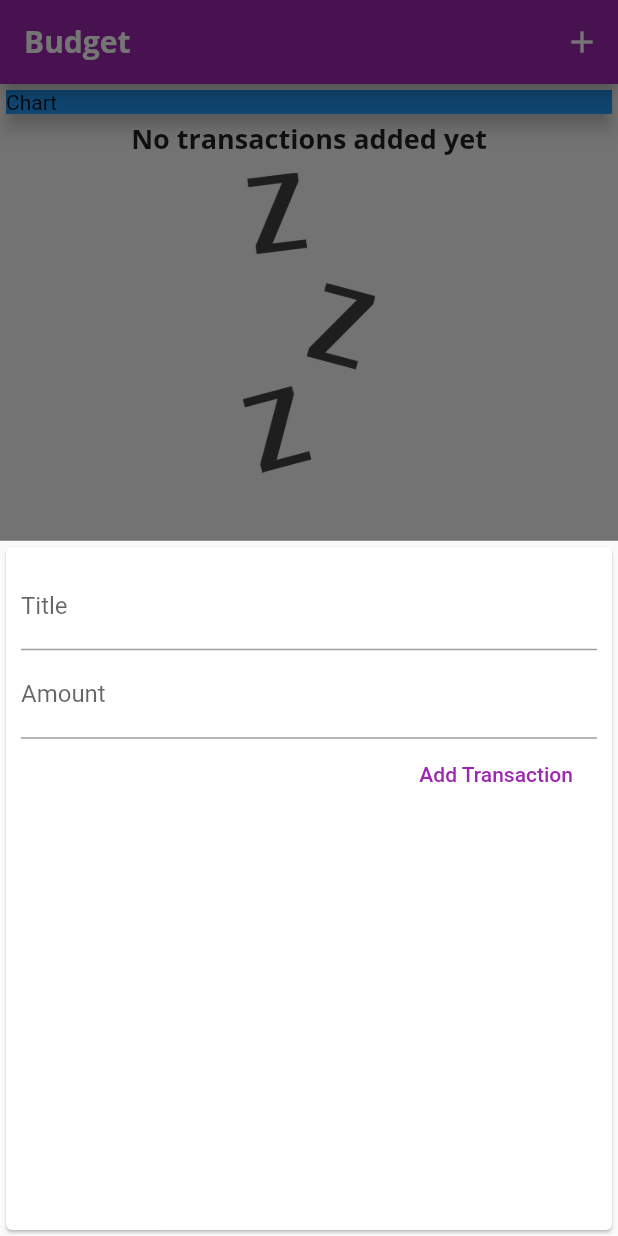
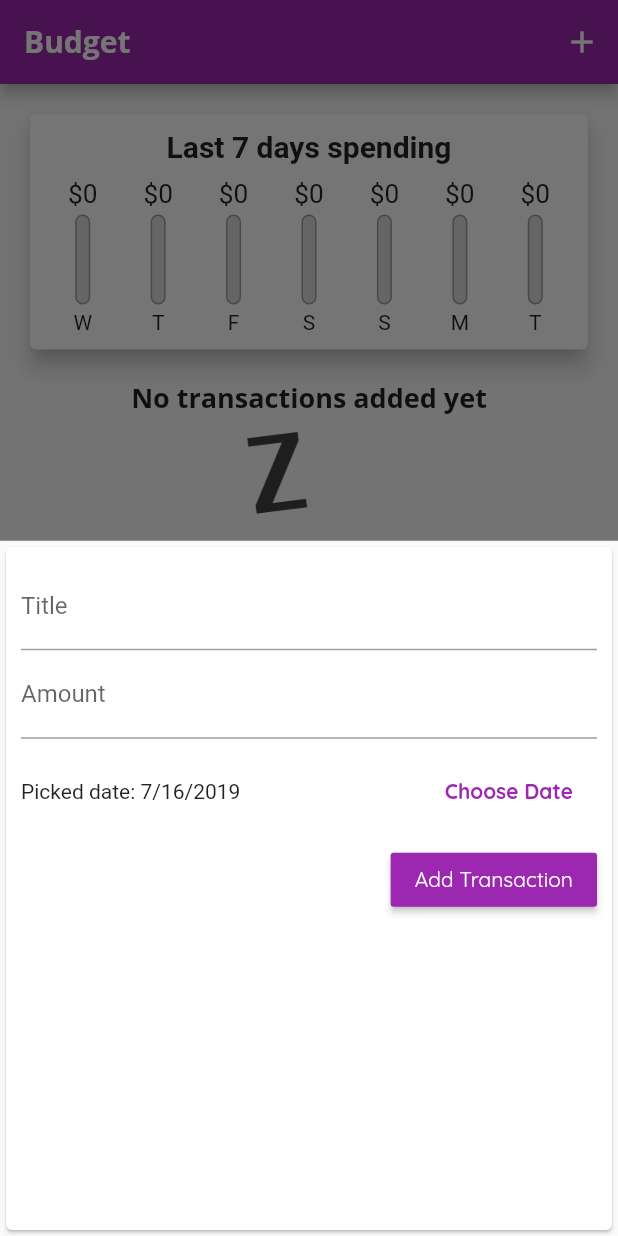
Before and after one commit to Winkel515/Budget, a Flutter app: the screen it shows after launch, after a tap on the "add" icon, on a phone screen of 412 x 824 dp. Run offline on Flutter 3.47's test engine with Material 2 defaults, Android fonts, the phone set to English and light mode, and no system bars.

Commit message:
Added major features

```diff
--- a/lib/main.dart
+++ b/lib/main.dart
@@ -3,6 +3,7 @@ import 'package:flutter/material.dart';
 import './widgets/TransactionForm.dart';
 import './models/transaction.dart';
 import './widgets/TransactionList.dart';
+import './widgets/Chart.dart';
 
 void main() => runApp(MyApp());
 
@@ -10,17 +11,20 @@ class MyApp extends StatelessWidget {
   @override
   Widget build(BuildContext context) {
     return MaterialApp(
+      debugShowCheckedModeBanner: false,
       theme: ThemeData(
         primarySwatch: Colors.purple,
         accentColor: Colors.amber,
         fontFamily: 'Quicksand',
         textTheme: ThemeData.light().textTheme.copyWith(
-              title: TextStyle(
-                fontFamily: 'OpenSans',
-                fontSize: 18,
-                fontWeight: FontWeight.bold,
-              ),
+            title: TextStyle(
+              fontFamily: 'OpenSans',
+              fontSize: 18,
+              fontWeight: FontWeight.bold,
             ),
+            button: TextStyle(
+              color: Colors.white,
+            )),
         appBarTheme: AppBarTheme(
           textTheme: ThemeData.light().textTheme.copyWith(
                 title: TextStyle(
@@ -45,29 +49,44 @@ class MyHomePage extends StatefulWidget {
 class _MyHomePageState extends State<MyHomePage> {
   final List<Transaction> _transactions = [
 //    Transaction(
-//      id: '0',
 //      title: 'New Shoes',
 //      amount: 80.00,
-//      date: DateTime.now(),
+//      date: DateTime.now().subtract(Duration(days: 4)),
 //    ),
 //    Transaction(
-//      id: '1',
 //      title: 'New Computer',
 //      amount: 500.00,
-//      date: DateTime.now(),
+//      date: DateTime.now().subtract(Duration(days: 2)),
 //    ),
   ];
 
-  void _addTransaction(String title, double amount) {
+  List<Transaction> get _recentTransaction {
+    return _transactions.where((tx) {
+      return tx.date.isAfter(DateTime.now().subtract(Duration(days: 7)));
+    }).toList();
+  }
+
+  void _addTransaction({String title, double amount, DateTime date}) {
     Transaction newTransaction = Transaction(
-      id: _transactions.length.toString(),
       title: title,
       amount: amount,
-      date: DateTime.now(),
+      date: date,
     );
 
     setState(() {
+      for (int i = 0; i < _transactions.length; i++) {
+        if (newTransaction.date.compareTo(_transactions[i].date) == -1) {
+          _transactions.insert(i, newTransaction);
+          return;
+        }
+      }
       _transactions.add(newTransaction);
+    });
+  }
+
+  void _deleteTransaction(String id) {
+    setState(() {
+      _transactions.removeWhere((tx) => tx.id == id);
     });
   }
 
@@ -106,15 +125,8 @@ class _MyHomePageState extends State<MyHomePage> {
             mainAxisAlignment: MainAxisAlignment.start,
             crossAxisAlignment: CrossAxisAlignment.stretch,
             children: <Widget>[
-              Card(
-                child: Container(
-                  width: double.infinity,
-                  color: Colors.blue,
-                  child: Text('Chart'),
-                ),
-                elevation: 5,
-              ),
-              TransactionList(_transactions),
+              Chart(_recentTransaction),
+              TransactionList(_transactions, _deleteTransaction),
             ],
           ),
         ),
@@ -125,7 +137,7 @@ class _MyHomePageState extends State<MyHomePage> {
           _showFormModal(context);
         },
       ),
-      floatingActionButtonLocation: FloatingActionButtonLocation.centerFloat,
+      floatingActionButtonLocation: FloatingActionButtonLocation.endFloat,
     );
   }
 }
--- a/lib/models/transaction.dart
+++ b/lib/models/transaction.dart
@@ -1,13 +1,12 @@
 import 'package:flutter/foundation.dart';
 
 class Transaction {
-  final String id;
+  final String id = DateTime.now().toIso8601String();
   final String title;
   final double amount;
   final DateTime date;
 
   Transaction({
-    @required this.id,
     @required this.title,
     @required this.amount,
     @required this.date,
--- a/lib/widgets/Chart.dart
+++ b/lib/widgets/Chart.dart
@@ -1,11 +1,79 @@
 import 'package:flutter/material.dart';
+import 'package:intl/intl.dart';
+import '../models/transaction.dart';
+import '../widgets/ChartBar.dart';
 
 class Chart extends StatelessWidget {
+  final List<Transaction> recentTransactions;
+
+  Chart(this.recentTransactions);
+
+  List<Map<String, Object>> get groupedTransactionValues {
+    double totalSpending = 0.0;
+
+    for (Transaction tx in recentTransactions) {
+      totalSpending += tx.amount;
+    }
+
+    return List.generate(7, (index) {
+      final DateTime weekDay = DateTime.now().subtract(
+        Duration(days: index),
+      );
+      double totalSum = 0.0;
+
+      for (int i = 0; i < recentTransactions.length; i++) {
+        if (recentTransactions[i].date.day == weekDay.day &&
+            recentTransactions[i].date.month == weekDay.month &&
+            recentTransactions[i].date.year == weekDay.year) {
+          totalSum += recentTransactions[i].amount;
+        }
+      }
+
+      return {
+        'day': DateFormat.E().format(weekDay).substring(0, 1),
+        'amount': totalSum,
+        'relativeAmount': (totalSpending != 0.0) ? totalSum / totalSpending : 0.0,
+      };
+    }).reversed.toList();
+  }
+
   @override
   Widget build(BuildContext context) {
+    print(groupedTransactionValues);
+
     return Card(
       elevation: 6,
       margin: EdgeInsets.all(20),
+      child: Column(
+        children: <Widget>[
+          Padding(
+            padding: const EdgeInsets.only(top: 10),
+            child: Text(
+              'Last 7 days spending',
+              style: TextStyle(
+                fontSize: 20,
+                fontWeight: FontWeight.bold,
+              ),
+            ),
+          ),
+          Padding(
+            padding: EdgeInsets.all(10),
+            child: Row(
+              mainAxisAlignment: MainAxisAlignment.spaceAround,
+              children: groupedTransactionValues.map((data) {
+                return Flexible(
+                  fit: FlexFit.tight,
+                  child: ChartBar(
+                    label: data['day'],
+                    absoluteSpending: data['amount'],
+                    relativeSpending: data['relativeAmount'],
+                  ),
+                );
+              }).toList(),
+            ),
+          ),
+        ],
+      ),
     );
   }
 }
--- /dev/null
+++ b/lib/widgets/ChartBar.dart
@@ -0,0 +1,58 @@
+import 'package:flutter/material.dart';
+
+class ChartBar extends StatelessWidget {
+  final String label;
+  final double absoluteSpending;
+  final double relativeSpending;
+
+  ChartBar({this.label, this.absoluteSpending, this.relativeSpending});
+
+  @override
+  Widget build(BuildContext context) {
+    return Column(
+      children: <Widget>[
+        Container(
+          height: 20,
+          child: FittedBox(
+            child: Text('\$${absoluteSpending.toStringAsFixed(0)}'),
+          ),
+        ),
+        SizedBox(
+          height: 4,
+        ),
+        Container(
+          height: 60,
+          width: 10,
+          child: Stack(
+            children: <Widget>[
+              Container(
+                decoration: BoxDecoration(
+                  border: Border.all(color: Colors.grey, width: 1),
+                  color: Color.fromRGBO(220, 220, 220, 1),
+                  borderRadius: BorderRadius.circular(10),
+                ),
+              ),
+              Container(
+                height: 60,
+                child: FractionallySizedBox(
+                  alignment: Alignment.bottomCenter,
+                  heightFactor: relativeSpending,
+                  child: Container(
+                    decoration: BoxDecoration(
+                      color: Theme.of(context).primaryColor,
+                      borderRadius: BorderRadius.circular(10),
+                    ),
+                  ),
+                ),
+              ),
+            ],
+          ),
+        ),
+        SizedBox(
+          height: 4,
+        ),
+        Text(label),
+      ],
+    );
+  }
+}
--- a/lib/widgets/TransactionForm.dart
+++ b/lib/widgets/TransactionForm.dart
@@ -1,4 +1,5 @@
 import 'package:flutter/material.dart';
+import 'package:intl/intl.dart';
 
 class TransactionForm extends StatefulWidget {
   final Function addTransaction;
@@ -10,24 +11,44 @@ class TransactionForm extends StatefulWidget {
 }
 
 class _TransactionFormState extends State<TransactionForm> {
-  final titleController = TextEditingController();
+  final _titleController = TextEditingController();
+  final _amountController = TextEditingController();
+  DateTime _selectedDate = DateTime.now();
 
-  final amountController = TextEditingController();
-
-  void submitData() {
-    final title = titleController.text;
-    final amount = double.parse(amountController.text);
+  void _submitData() {
+    final title = _titleController.text;
+    final amount = _amountController.text.isEmpty
+        ? -1
+        : double.parse(_amountController.text);
 
     if (title.isEmpty || amount < 0) {
       return;
     }
 
     widget.addTransaction(
-      title,
-      amount,
+      title: title,
+      amount: amount,
+      date: _selectedDate,
     );
 
     Navigator.of(context).pop(); // Closes the modal on function run
+  }
+
+  void _presentDatePicker() {
+    showDatePicker(
+      context: context,
+      initialDate: _selectedDate,
+      firstDate: DateTime(2019),
+      lastDate: DateTime.now(),
+    ).then((date) {
+      if (date == null) {
+        return;
+      }
+
+      setState(() {
+        _selectedDate = date;
+      });
+    });
   }
 
   @override
@@ -39,22 +60,46 @@ class _TransactionFormState extends State<TransactionForm> {
           crossAxisAlignment: CrossAxisAlignment.end,
           children: <Widget>[
             TextField(
+              textCapitalization: TextCapitalization.sentences,
               decoration: InputDecoration(labelText: 'Title'),
-              controller: titleController,
-              onSubmitted: (_) => submitData(),
+              controller: _titleController,
+              onSubmitted: (_) => _submitData(),
             ),
             TextField(
               decoration: InputDecoration(labelText: 'Amount'),
-              controller: amountController,
+              controller: _amountController,
               keyboardType: TextInputType.number,
-              onSubmitted: (_) => submitData(),
+              onSubmitted: (_) => _submitData(),
             ),
-            FlatButton(
+            Container(
+              height: 70,
+              child: Row(
+                mainAxisAlignment: MainAxisAlignment.spaceBetween,
+                children: <Widget>[
+                  Text(
+                    _selectedDate == null
+                        ? 'No Date Chosen'
+                        : 'Picked date: ${DateFormat.yMd().format(_selectedDate)}',
+                  ),
+                  FlatButton(
+                    textColor: Theme.of(context).primaryColor,
+                    child: Text(
+                      'Choose Date',
+                      style: TextStyle(fontWeight: FontWeight.bold),
+                    ),
+                    onPressed: _presentDatePicker,
+                  )
+                ],
+              ),
+            ),
+            RaisedButton(
+              color: Theme.of(context).primaryColor,
               child: Text(
                 'Add Transaction',
-                style: TextStyle(color: Colors.purple),
+                style:
+                    TextStyle(color: Theme.of(context).textTheme.button.color),
               ),
-              onPressed: () => submitData(),
+              onPressed: () => _submitData(),
             ),
           ],
         ),
```
Also changed, not shown: lib/widgets/TransactionList.dart (+22 -29 lines), 2 other files.
